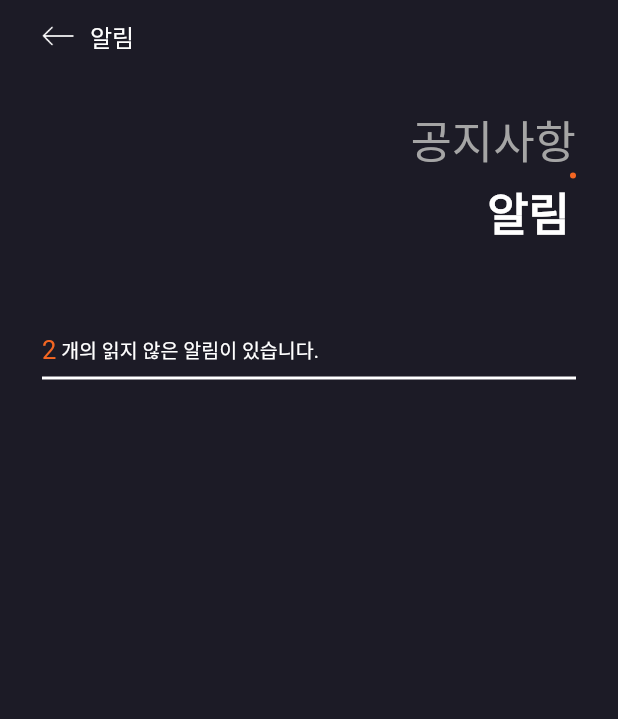
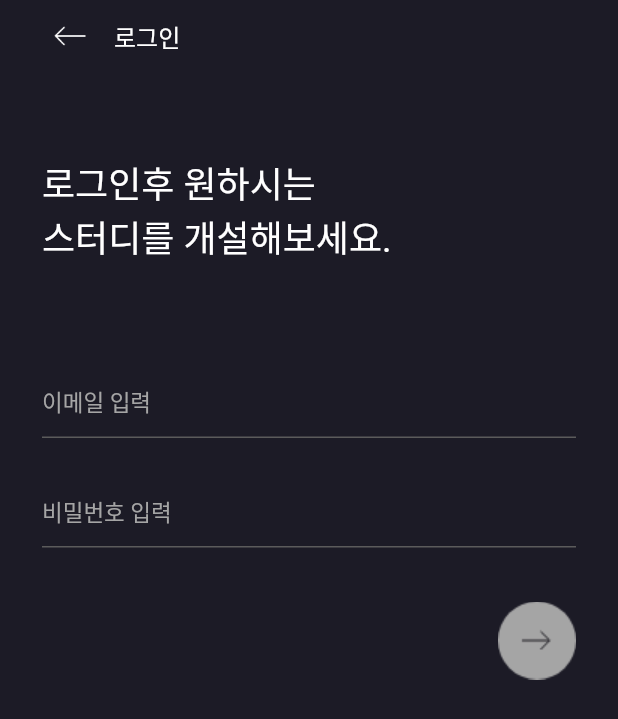
Before and after one commit to JOIN-M-Y/Mobile, a Flutter app: the screen it shows after launch, on a phone screen of 412 x 824 dp. Shown: the top 719 px of the screen. Run offline on Flutter 3.47's test engine with Material 2 defaults, Android fonts, the phone set to English and light mode, and no system bars; our stand-ins replace google_sign_in, rxdart; missing offline and left inert: flare_splash_screen.

Commit message:
Create : 로그인 화면 일부 구현

```diff
--- a/lib/main.dart
+++ b/lib/main.dart
@@ -1,11 +1,21 @@
+import 'dart:io';
+
 import 'package:flare_splash_screen/flare_splash_screen.dart';
 import 'package:flutter/material.dart';
+import 'package:flutter/services.dart';
 import 'package:join/page/joinMainPage.dart';
-import 'package:join/page/notification.dart';
+import 'package:join/page/loginPage.dart';
 
 import 'const/strings.dart';
 
-void main() => runApp(JoinApp());
+void main() {
+  if (Platform.isIOS) {
+    SystemChrome.setSystemUIOverlayStyle(SystemUiOverlayStyle(
+      statusBarBrightness: Brightness.dark,
+    ));
+  }
+  runApp(JoinApp());
+}
 
 class JoinApp extends StatelessWidget {
   @override
@@ -17,7 +27,7 @@ class JoinApp extends StatelessWidget {
       debugShowCheckedModeBanner: false,
       home: SplashScreen.navigate(
         name: "images/join_splash.flr",
-        next: (context) => NotificationPage(),
+        next: (context) => LoginPage(),
         startAnimation: "intro",
         until: () => Future.delayed(Duration(seconds: 2)),
       ),
--- /dev/null
+++ b/lib/page/loginPage.dart
@@ -0,0 +1,114 @@
+import 'package:flutter/cupertino.dart';
+import 'package:flutter/material.dart';
+
+class LoginPage extends StatefulWidget {
+  @override
+  State<StatefulWidget> createState() => _LoginPage();
+}
+
+class _LoginPage extends State<LoginPage> {
+  @override
+  Widget build(BuildContext context) {
+    return Scaffold(
+        backgroundColor: Color.fromRGBO(28, 27, 38, 2),
+        body: Padding(
+          padding: const EdgeInsets.only(left: 28, right: 28),
+          child: SafeArea(
+              child: Column(
+            mainAxisSize: MainAxisSize.max,
+            crossAxisAlignment: CrossAxisAlignment.start,
+            children: <Widget>[
+              toolbar(),
+              description(),
+              inputEmailForm(),
+              inputPasswordForm(),
+              loginButton()
+            ],
+          )),
+        ));
+  }
+}
+
+Widget loginButton() {
+  return Container(
+    alignment: Alignment.centerRight,
+    margin: EdgeInsets.only(top: 36),
+    child: IconButton(
+      padding: EdgeInsets.all(0),
+      iconSize: 52,
+      onPressed: () {},
+      icon: Image.asset("images/btn_login_disabled.png"),
+    ),
+  );
+}
+
+Widget inputPasswordForm() {
+  return Container(
+    margin: EdgeInsets.only(top: 25),
+    child: TextFormField(
+      decoration: InputDecoration(
+          hintText: "비밀번호 입력",
+          hintStyle:
+              TextStyle(color: Color.fromRGBO(165, 165, 165, 1), fontSize: 15),
+          enabledBorder: UnderlineInputBorder(
+            borderSide: BorderSide(color: Color.fromRGBO(91, 91, 91, 1)),
+          ),
+          focusedBorder: UnderlineInputBorder(
+            borderSide: BorderSide(color: Colors.white),
+          )),
+      style: TextStyle(color: Colors.white, fontSize: 15),
+      keyboardType: TextInputType.emailAddress,
+      maxLines: 1,
+      cursorColor: Colors.white,
+    ),
+  );
+}
+
+Widget inputEmailForm() {
+  return Container(
+    margin: EdgeInsets.only(top: 68),
+    child: TextFormField(
+      decoration: InputDecoration(
+          hintText: "이메일 입력",
+          hintStyle:
+              TextStyle(color: Color.fromRGBO(165, 165, 165, 1), fontSize: 15),
+          enabledBorder: UnderlineInputBorder(
+            borderSide: BorderSide(color: Color.fromRGBO(91, 91, 91, 1)),
+          ),
+          focusedBorder: UnderlineInputBorder(
+            borderSide: BorderSide(color: Colors.white),
+          )),
+      style: TextStyle(color: Colors.white, fontSize: 15),
+      keyboardType: TextInputType.emailAddress,
+      maxLines: 1,
+      cursorColor: Colors.white,
+    ),
+  );
+}
+
+Widget description() {
+  return Container(
+    margin: EdgeInsets.only(top: 56),
+    child: Text(
+      "로그인후 원하시는 \n스터디를 개설해보세요.",
+      style: TextStyle(
+          fontWeight: FontWeight.w400, color: Colors.white, fontSize: 24),
+    ),
+  );
+}
+
+Widget toolbar() {
+  return Row(
+    children: <Widget>[
+      IconButton(
+        icon: Image.asset("images/arrow_left.png"),
+        onPressed: () {},
+      ),
+      Text(
+        "로그인",
+        style: TextStyle(
+            fontSize: 16, fontWeight: FontWeight.w400, color: Colors.white),
+      )
+    ],
+  );
+}
```
Also changed, not shown: images/2.0x/btn_login_disabled@2x.png (added), images/2.0x/btn_login_disabled@3x.png (added), images/btn_login_disabled.png (added).
